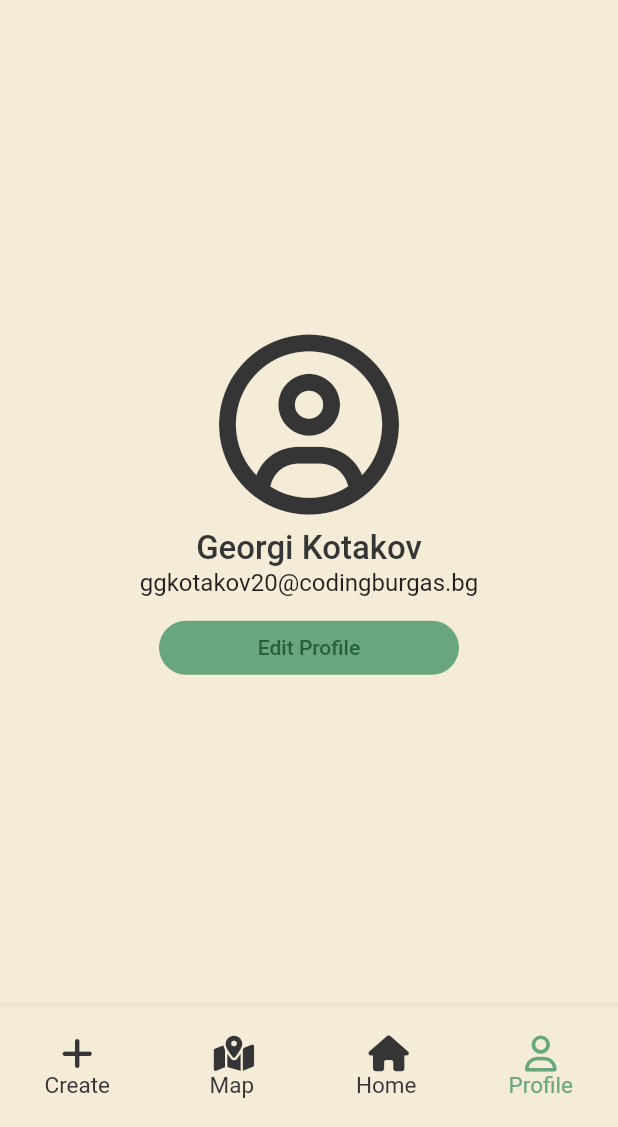
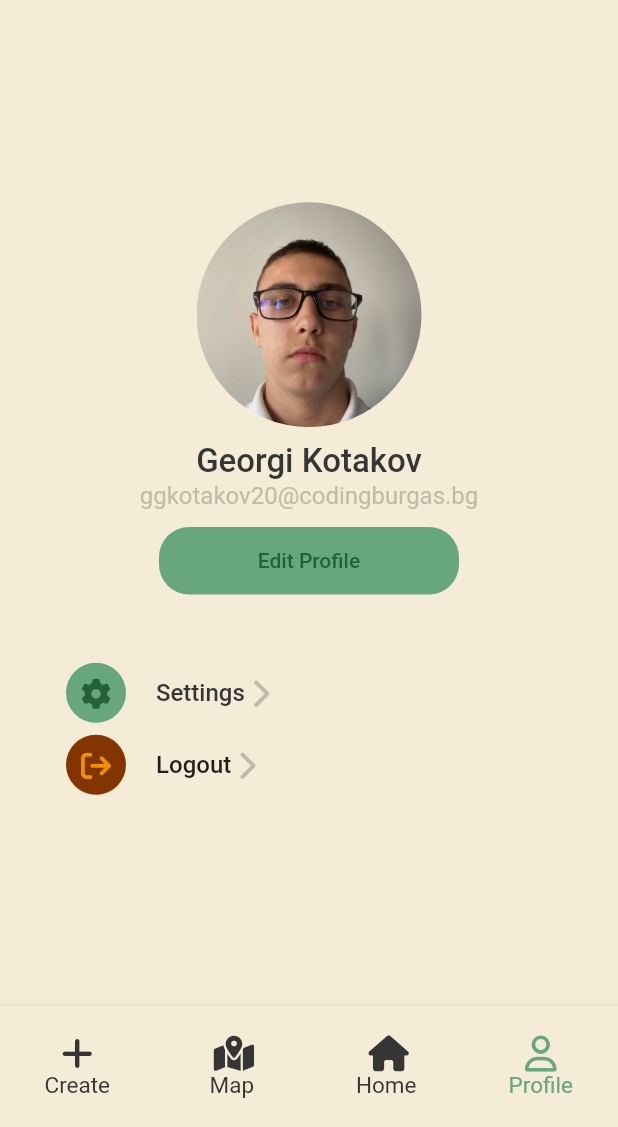
Before and after one commit to ggkotakov20/Find-perfect-pet, a Flutter app: the screen it shows after launch, on a phone screen of 412 x 824 dp, the part 109-1236 px from its top. Run offline on Flutter 3.47's test engine with Material 2 defaults, Android fonts, the phone set to English and light mode, and no system bars; our stand-ins replace flutter_map, font_awesome_flutter, latlong2.

Commit message:
Add settings and logout option

```diff
--- a/app/lib/main.dart
+++ b/app/lib/main.dart
@@ -13,6 +13,14 @@ void main() {
 
 int currentIndex = 3;
 
+final screen = [
+  ErrorPage(),
+  MapPage(),
+  HomePage(),
+  ProfilePage(),
+];
+
+
 class MyApp extends StatefulWidget {
   MyApp({super.key});
 
@@ -20,12 +28,6 @@ class MyApp extends StatefulWidget {
   State<MyApp> createState() => _MyAppState();
 }
 class _MyAppState extends State<MyApp> {
-  final screen = [
-    ErrorPage(),
-    MapPage(),
-    HomePage(),
-    ProfilePage(),
-  ];
 
   @override
   Widget build(BuildContext context) {
--- a/app/lib/pages/profile/profile.dart
+++ b/app/lib/pages/profile/profile.dart
@@ -1,6 +1,9 @@
+import 'package:app/main.dart';
 import 'package:flutter/material.dart';
 import 'package:app/colors.dart';
+import 'package:flutter/services.dart';
 import 'package:font_awesome_flutter/font_awesome_flutter.dart';
+import 'package:app/main.dart';
 
 class ProfilePage extends StatefulWidget {
   const ProfilePage({super.key});
@@ -17,25 +20,37 @@ class _ProfilePageState extends State<ProfilePage> {
         mainAxisAlignment: MainAxisAlignment.center,
         children: [
           UserInformation(),
+          SizedBox(height: 30),
+          Options(),
         ],
       ),
     );
   }
 }
 
-class UserInformation extends StatelessWidget {
+class UserInformation extends StatefulWidget {
   const UserInformation({super.key});
 
+  @override
+  State<UserInformation> createState() => _UserInformationState();
+}
+
+class _UserInformationState extends State<UserInformation> {
+  void changeScreenValue() {}
   @override
   Widget build(BuildContext context) {
     return Container(
       child: Center(
         child: Column(
           children: [
-            Icon(
-              FontAwesomeIcons.circleUser,
-              size: 120,
-              color: BLACK,
+            ClipRRect(
+              borderRadius: BorderRadius.circular(100.0), //add border radius
+              child: Image.asset(
+                "images/user_img.jpeg",
+                height: 150.0,
+                width: 150.0,
+                fit: BoxFit.cover,
+              ),
             ),
             SizedBox(height: 10),
             Text(
@@ -45,22 +60,22 @@ class UserInformation extends StatelessWidget {
             ),
             Text(
               'ggkotakov20@codingburgas.bg',
-              style: TextStyle(
-                fontSize: 16,
-              ),
+              style: TextStyle(fontSize: 16, color: GREY),
             ),
             SizedBox(height: 10),
-
             TextButton(
-              onPressed: null,
+              onPressed: changeScreenValue,
               style: TextButton.styleFrom(
                 backgroundColor: GREEN,
-                fixedSize: Size(200, 10),
-                shape:  RoundedRectangleBorder(
+                fixedSize: Size(200, 45),
+                shape: RoundedRectangleBorder(
                   borderRadius: BorderRadius.circular(20),
                 ),
               ),
-              child: Text('Edit Profile', style: TextStyle(color: DGREEN, fontWeight: FontWeight.w500),),
+              child: Text(
+                'Edit Profile',
+                style: TextStyle(color: DGREEN, fontWeight: FontWeight.w500),
+              ),
             )
           ],
         ),
@@ -68,3 +83,98 @@ class UserInformation extends StatelessWidget {
     );
   }
 }
+
+class Options extends StatelessWidget {
+  const Options({super.key});
+
+  @override
+  Widget build(BuildContext context) {
+    return Padding(
+      padding: const EdgeInsets.only(right: 30, left: 30),
+      child: Container(
+        margin: EdgeInsets.all(10.0),
+        child: Column(
+          children: [
+            //  Settings
+            Padding(
+              padding: const EdgeInsets.all(4.0),
+              child: Row(
+                children: [
+                  Container(
+                    decoration: BoxDecoration(
+                      color: GREEN,
+                      borderRadius: BorderRadius.circular(50),
+                    ),
+                    child: Padding(
+                      padding: const EdgeInsets.all(10.0),
+                      child: Icon(
+                        FontAwesomeIcons.gear,
+                        color: DGREEN,
+                        size: 20,
+                      ),
+                    ),
+                  ),
+                  Container(
+                    margin: EdgeInsets.only(left: 20),
+                    child: Text(
+                      'Settings',
+                      style: TextStyle(
+                          color: BLACK,
+                          fontWeight: FontWeight.w500,
+                          fontSize: 16),
+                    ),
+                  ),
+                  Container(
+                    child: Icon(
+                      FontAwesomeIcons.chevronRight,
+                      color: GREY,
+                      size: 20,
+                    ),
+                  )
+                ],
+              ),
+            ),
+
+            // Logout
+            Padding(
+              padding: const EdgeInsets.all(4.0),
+              child: Row(
+                children: [
+                  Container(
+                    decoration: BoxDecoration(
+                      color: BROWN,
+                      borderRadius: BorderRadius.circular(50),
+                    ),
+                    child: Padding(
+                      padding: const EdgeInsets.all(10.0),
+                      child: Icon(
+                        FontAwesomeIcons.arrowRightFromBracket,
+                        color: ORGANGE,
+                        size: 20,
+                      ),
+                    ),
+                  ),
+                  Container(
+                    margin: EdgeInsets.only(left: 20),
+                    child: Text(
+                      'Logout',
+                      style:
+                          TextStyle(fontWeight: FontWeight.w500, fontSize: 16),
+                    ),
+                  ),
+                  Container(
+                    child: Icon(
+                      FontAwesomeIcons.chevronRight,
+                      color: GREY,
+                      size: 20,
+                    ),
+                  )
+                ],
+              ),
+            ),
+          ],
+        ),
+      ),
+    );
+  }
+}
```
Also changed, not shown: app/images/user_img.jpeg (added).
